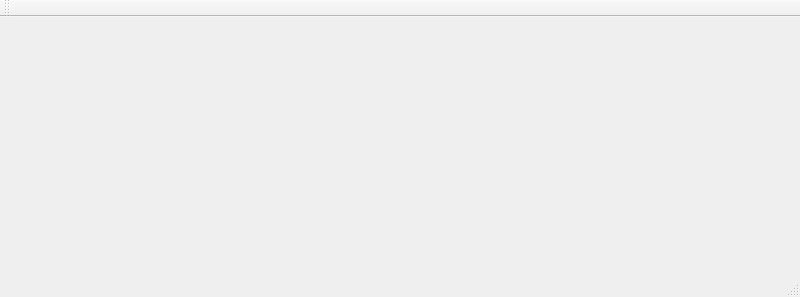
The window that 3-11PainterAppV1/mainwindow.ui (enric-bover/qt5-course) describes before a commit, drawn with Qt 5.
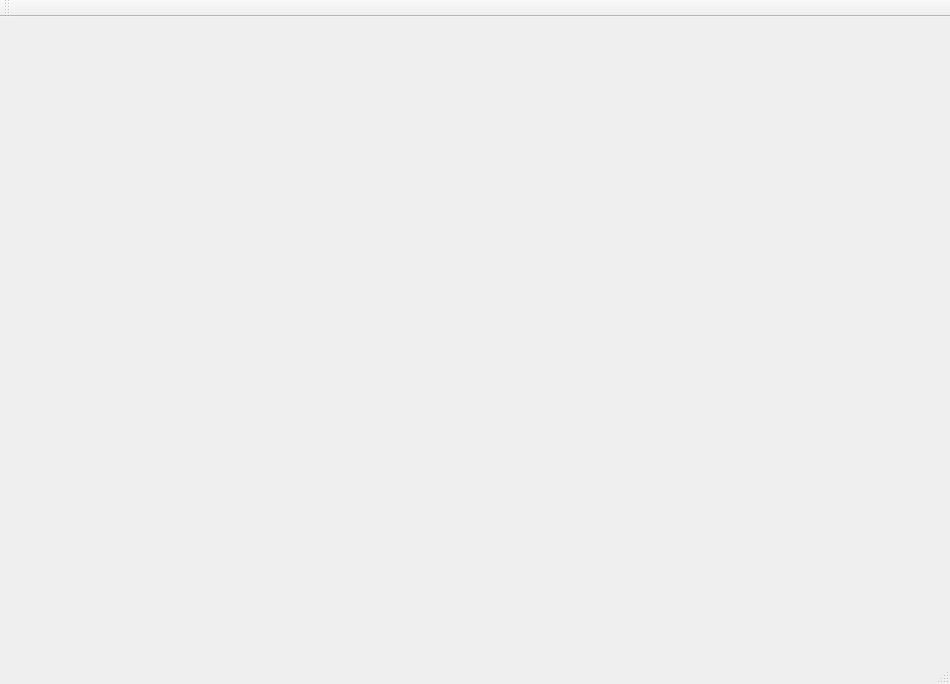
The same window after the commit.

Diff of the .ui file:
```diff
--- a/3-11PainterAppV1/mainwindow.ui
+++ b/3-11PainterAppV1/mainwindow.ui
@@ -6,8 +6,8 @@
    <rect>
     <x>0</x>
     <y>0</y>
-    <width>800</width>
-    <height>297</height>
+    <width>950</width>
+    <height>684</height>
    </rect>
   </property>
   <property name="windowTitle">
@@ -24,7 +24,6 @@
     </rect>
    </property>
   </widget>
-  <widget class="QStatusBar" name="statusbar"/>
   <widget class="QToolBar" name="mainToolBar">
    <property name="windowTitle">
     <string>toolBar</string>
@@ -36,7 +35,9 @@
     <bool>false</bool>
    </attribute>
   </widget>
+  <widget class="QStatusBar" name="statusBar"/>
  </widget>
+ <layoutdefault spacing="6" margin="11"/>
  <resources/>
  <connections/>
 </ui>
```
Left out of the diff: 11 changed lines with no effect on the pictures.
